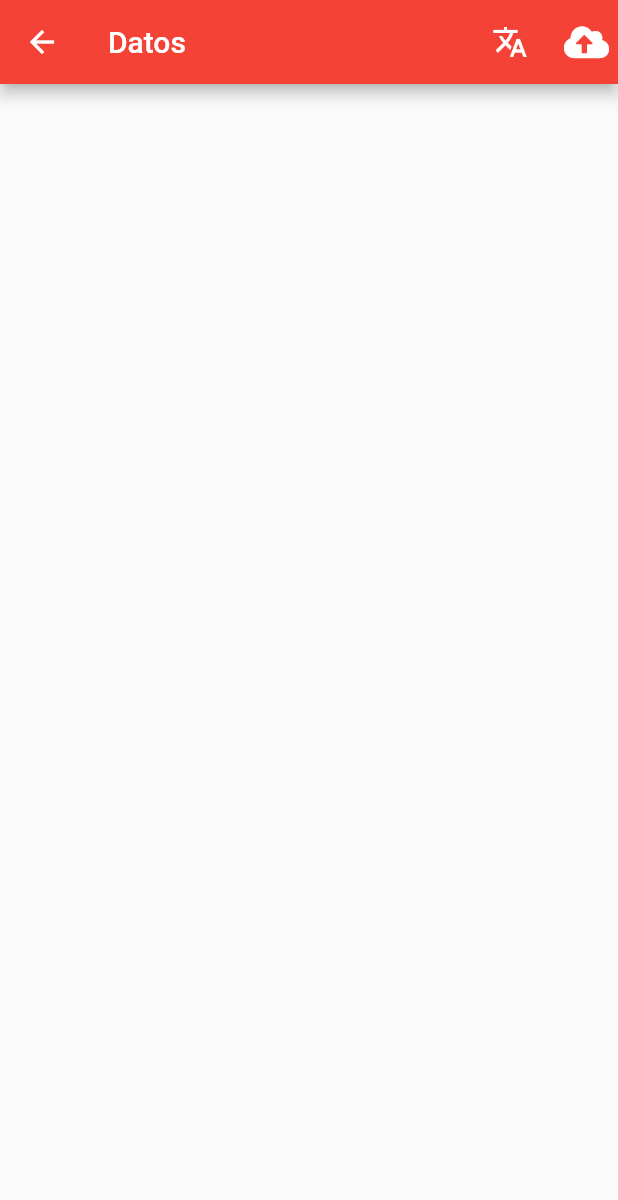
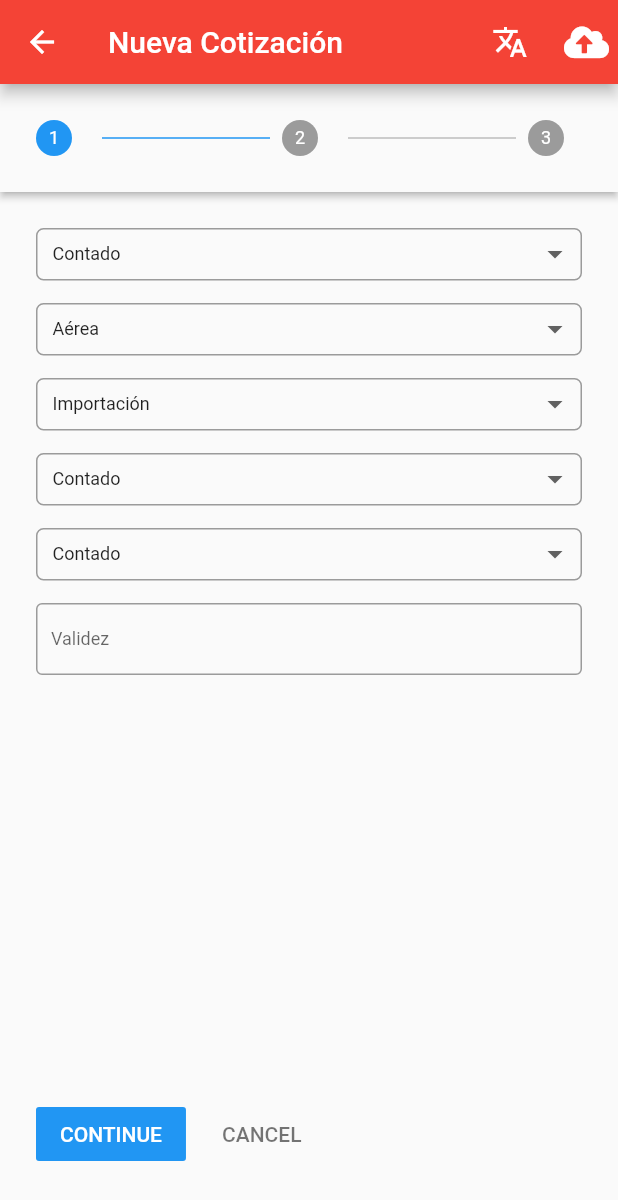
Before and after one commit to AdrianFullStack/app_commercial, a Flutter app: the NewPage screen opened by its route, on a phone screen of 412 x 824 dp. Shown: the top 1200 px of the screen. Run offline on Flutter 3.47's test engine with Material 2 defaults, Android fonts, the phone set to English and light mode, and no system bars; our stand-ins replace flutter_svg, font_awesome_flutter, rxdart.

Commit message:
create form quote

```diff
--- a/lib/src/pages/partials/MenuLateral.dart
+++ b/lib/src/pages/partials/MenuLateral.dart
@@ -11,11 +11,11 @@ class MenuLateral extends StatelessWidget {
             accountName: Text('Rogelio Adrián Suclupe Tello'),
             accountEmail: Text('rsuclupe@acciona.com'),
             currentAccountPicture: new CircleAvatar(
-              backgroundImage: new NetworkImage('https://i.pravatar.cc/300'),
+              backgroundImage: AssetImage('assets/images/avatar.jpg'),
             ),
             decoration: BoxDecoration(
               image: DecorationImage(
-                image: NetworkImage("https://www.sartransport.com/wp-content/uploads/2019/10/freight-forwarder.jpg"),
+                image: AssetImage('assets/images/freight-forwarder.jpg'),
                 fit: BoxFit.cover
               )
             ),
--- a/lib/src/pages/quote/new.dart
+++ b/lib/src/pages/quote/new.dart
@@ -7,6 +7,8 @@ class NewPage extends StatefulWidget {
 }
 
 class _NewPageState extends State<NewPage> {
+  bool isCharge = true;
+
   final rowsQuantity = 1;
   int _currentStep = 0;
 
@@ -16,7 +18,7 @@ class _NewPageState extends State<NewPage> {
   Widget build(BuildContext context) {
     return Scaffold(
       appBar: AppBar(
-        title: Text('Datos'),
+        title: Text('Nueva Cotización'),
         actions: <Widget>[
           IconButton(
             icon: Icon(Icons.translate),
@@ -26,8 +28,70 @@ class _NewPageState extends State<NewPage> {
             icon: Icon(FontAwesomeIcons.cloudUploadAlt),
             onPressed: (){},
           ),
-        ],
+        ]
       ),
+      body: Container(
+        alignment: Alignment(0.0, 0.0),
+        child: Stepper(
+          type: StepperType.horizontal,
+          currentStep: _currentStep,
+          //onStepTapped: (int step) => setState(() => _currentStep = step),
+          onStepCancel: () => setState(() => _currentStep > 0 ? _currentStep-- : _currentStep),
+          onStepContinue: () => setState(() => _currentStep < 2 ? _currentStep++ : _currentStep),
+          steps: <Step> [
+            Step(
+              title: Text(''),
+              content: Container(
+                width: MediaQuery.of(context).size.width,
+                height: MediaQuery.of(context).size.height - 260.0,
+                child: SingleChildScrollView(
+                  child: Column(
+                    mainAxisSize: MainAxisSize.max,
+                    crossAxisAlignment: CrossAxisAlignment.stretch,
+                    children: <Widget>[
+                      _inputPayment(context),
+                      SizedBox(height: 15.0),
+                      _inputVia(context),
+                      SizedBox(height: 15.0),
+                      _inputService(context),
+                      SizedBox(height: 15.0),
+                      _inputType(context),
+                      SizedBox(height: 15.0),
+                      _inputIncoterm(context),
+                      SizedBox(height: 15.0),
+                      _inputValid(context),
+                    ],
+                  ),
+                )
+              ),
+              isActive: _currentStep == 0 ? true : false
+            ),
+            Step(
+              title: Text(''),
+              content: Column(
+                mainAxisSize: MainAxisSize.max,
+                crossAxisAlignment: CrossAxisAlignment.stretch,
+                children: <Widget>[
+                  _inputCient(context),
+                  _inputContact(context),
+                  _inputProduct(context),
+                  _inputOrigin(context),
+                  _inputDestiny(context),
+                ],
+              ),
+              isActive: _currentStep == 1 ? true : false
+            ),
+            Step(
+              title: Text(''),
+              content: Container(
+                width: MediaQuery.of(context).size.width,
+                height: MediaQuery.of(context).size.height - 260.0,
+              ),
+              isActive: _currentStep == 2 ? true : false
+            ),
+          ],
+        ),
+      )
     );
   }
 
@@ -43,7 +107,7 @@ class _NewPageState extends State<NewPage> {
     List<DropdownMenuItem<String>> _list = new List();
     _options.forEach((x) {
       _list.add(DropdownMenuItem(
-        child: Text(x),
+        child: Text(x, style: TextStyle(fontSize: 12)),
         value: x,
       ));
     });
@@ -54,7 +118,7 @@ class _NewPageState extends State<NewPage> {
     List<DropdownMenuItem<String>> _list = new List();
     _vias.forEach((x) {
       _list.add(DropdownMenuItem(
-        child: Text(x),
+        child: Text(x, style: TextStyle(fontSize: 12)),
         value: x,
       ));
     });
@@ -65,7 +129,7 @@ class _NewPageState extends State<NewPage> {
     List<DropdownMenuItem<String>> _list = new List();
     _services.forEach((x) {
       _list.add(DropdownMenuItem(
-        child: Text(x),
+        child: Text(x, style: TextStyle(fontSize: 12)),
         value: x,
       ));
     });
@@ -75,7 +139,8 @@ class _NewPageState extends State<NewPage> {
   Widget _inputPayment(BuildContext context) {
     return DropdownButtonHideUnderline(
       child: Container(
-        padding: EdgeInsets.symmetric(horizontal: 10.0, vertical: 5.0),
+        height: 35.0,
+        padding: EdgeInsets.only(left: 10.0, right: 5.0),
         decoration: ShapeDecoration(
           shape: RoundedRectangleBorder(
             side: BorderSide(
@@ -83,12 +148,12 @@ class _NewPageState extends State<NewPage> {
               style: BorderStyle.solid,
               color: Colors.black38
             ),
-            borderRadius: BorderRadius.all(Radius.circular(10.0)),
+            borderRadius: BorderRadius.all(Radius.circular(5.0)),
           ),
         ),
         child: DropdownButton(
           isExpanded: true,
-          icon: Icon(Icons.attach_money),
+          icon: Icon(Icons.arrow_drop_down),
           value: _paymentMethod,
           items: getOptions(),
           onChanged: (opt) {
@@ -105,7 +170,8 @@ class _NewPageState extends State<NewPage> {
   Widget _inputVia(BuildContext context) {
     return DropdownButtonHideUnderline(
       child: Container(
-        padding: EdgeInsets.symmetric(horizontal: 10.0, vertical: 5.0),
+        height: 35.0,
+        padding: EdgeInsets.only(left: 10.0, right: 5.0),
         decoration: ShapeDecoration(
           shape: RoundedRectangleBorder(
             side: BorderSide(
@@ -113,12 +179,13 @@ class _NewPageState extends State<NewPage> {
               style: BorderStyle.solid,
               color: Colors.black38
             ),
-            borderRadius: BorderRadius.all(Radius.circular(10.0)),
+            borderRadius: BorderRadius.all(Radius.circular(5.0)),
           ),
         ),
         child: DropdownButton(
           isExpanded: true,
-          icon: _via == 'Aérea' ? Icon(Icons.flight) : Icon(Icons.directions_boat),
+          //icon: _via == 'Aérea' ? Icon(Icons.flight) : Icon(Icons.directions_boat),
+          icon: Icon(Icons.arrow_drop_down),
           value: _via,
           items: getOptionsVia(),
           onChanged: (opt) {
@@ -135,7 +202,8 @@ class _NewPageState extends State<NewPage> {
   Widget _inputService(BuildContext context) {
     return DropdownButtonHideUnderline(
       child: Container(
-        padding: EdgeInsets.symmetric(horizontal: 10.0, vertical: 5.0),
+        height: 35.0,
+        padding: EdgeInsets.only(left: 10.0, right: 5.0),
         decoration: ShapeDecoration(
           shape: RoundedRectangleBorder(
             side: BorderSide(
@@ -143,12 +211,12 @@ class _NewPageState extends State<NewPage> {
               style: BorderStyle.solid,
               color: Colors.black38
             ),
-            borderRadius: BorderRadius.all(Radius.circular(10.0)),
+            borderRadius: BorderRadius.all(Radius.circular(5.0)),
           ),
         ),
         child: DropdownButton(
           isExpanded: true,
-          icon: Icon(Icons.import_export),
+          icon: Icon(Icons.arrow_drop_down),
           value: _service,
           items: getOptionsServices(),
           onChanged: (opt) {
@@ -165,7 +233,8 @@ class _NewPageState extends State<NewPage> {
   Widget _inputType(BuildContext context) {
     return DropdownButtonHideUnderline(
       child: Container(
-        padding: EdgeInsets.symmetric(horizontal: 10.0, vertical: 5.0),
+        height: 35.0,
+        padding: EdgeInsets.only(left: 10.0, right: 5.0),
         decoration: ShapeDecoration(
           shape: RoundedRectangleBorder(
             side: BorderSide(
@@ -173,12 +242,12 @@ class _NewPageState extends State<NewPage> {
               style: BorderStyle.solid,
               color: Colors.black38
             ),
-            borderRadius: BorderRadius.all(Radius.circular(10.0)),
+            borderRadius: BorderRadius.all(Radius.circular(5.0)),
           ),
         ),
         child: DropdownButton(
           isExpanded: true,
-          icon: Icon(Icons.class_),
+          icon: Icon(Icons.arrow_drop_down),
           value: _paymentMethod,
           items: getOptions(),
           onChanged: (opt) {
@@ -195,7 +264,8 @@ class _NewPageState extends State<NewPage> {
   Widget _inputIncoterm(BuildContext context) {
     return DropdownButtonHideUnderline(
       child: Container(
-        padding: EdgeInsets.symmetric(horizontal: 10.0, vertical: 5.0),
+        height: 35.0,
+        padding: EdgeInsets.only(left: 10.0, right: 5.0),
         decoration: ShapeDecoration(
           shape: RoundedRectangleBorder(
             side: BorderSide(
@@ -203,12 +273,12 @@ class _NewPageState extends State<NewPage> {
               style: BorderStyle.solid,
               color: Colors.black38
             ),
-            borderRadius: BorderRadius.all(Radius.circular(10.0)),
+            borderRadius: BorderRadius.all(Radius.circular(5.0)),
           ),
         ),
         child: DropdownButton(
           isExpanded: true,
-          icon: Icon(Icons.add_box),
+          icon: Icon(Icons.arrow_drop_down),
           value: _paymentMethod,
           items: getOptions(),
           onChanged: (opt) {
@@ -224,15 +294,15 @@ class _NewPageState extends State<NewPage> {
 
   Widget _inputValid(BuildContext context) {
     return TextField(
+      style: TextStyle(fontSize: 12.0),
       enableInteractiveSelection: false,
       controller: _validController,
       decoration: InputDecoration(
-        border: OutlineInputBorder(
-          borderRadius: BorderRadius.circular(10.0)
-        ),
+        contentPadding: EdgeInsets.all(10.0),
+        border: OutlineInputBorder(),
         labelText: 'Validez',
         hintText: 'Validez',
-        suffixIcon: Icon(Icons.calendar_today),
+        //suffixIcon: Icon(Icons.calendar_today, size: 12.0)
       ),
       onTap: () {
         FocusScope.of(context).requestFocus(new FocusNode());
--- a/pubspec.yaml
+++ b/pubspec.yaml
@@ -50,6 +50,7 @@ flutter:
   # To add assets to your application, add an assets section, like this:
   assets:
     - assets/icons/
+    - assets/images/
 
   # An image asset can refer to one or more resolution-specific "variants", see
   # https://flutter.dev/assets-and-images/#resolution-aware.
```
Also changed, not shown: assets/images/avatar.jpg (added), assets/images/freight-forwarder.jpg (added).
